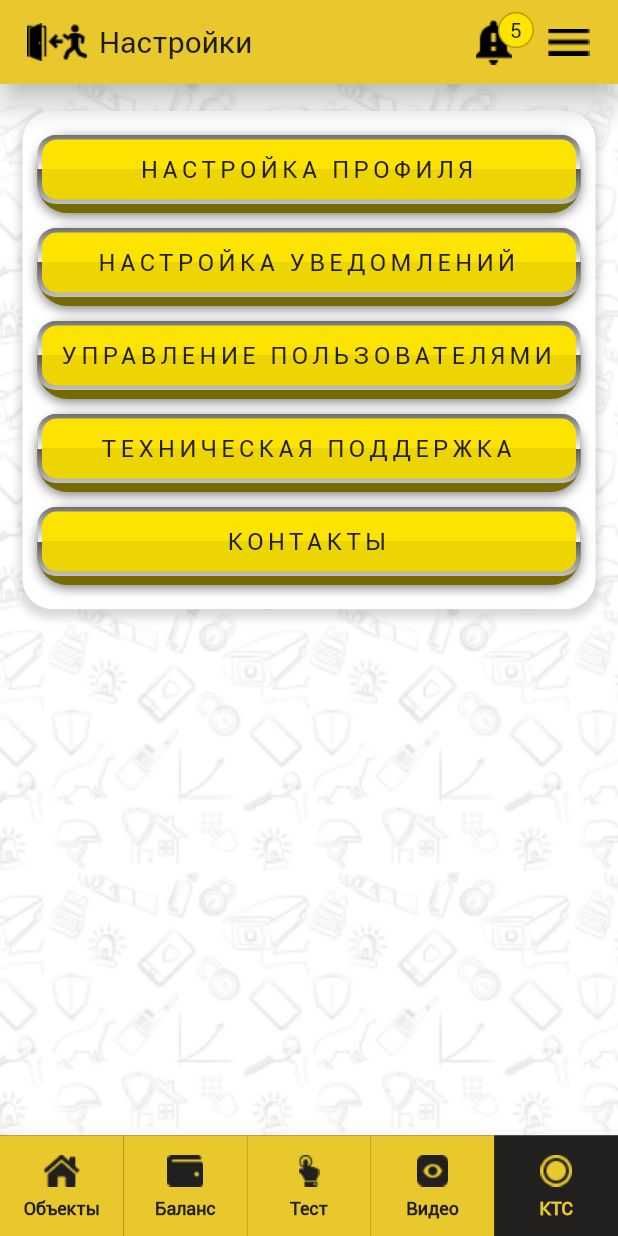
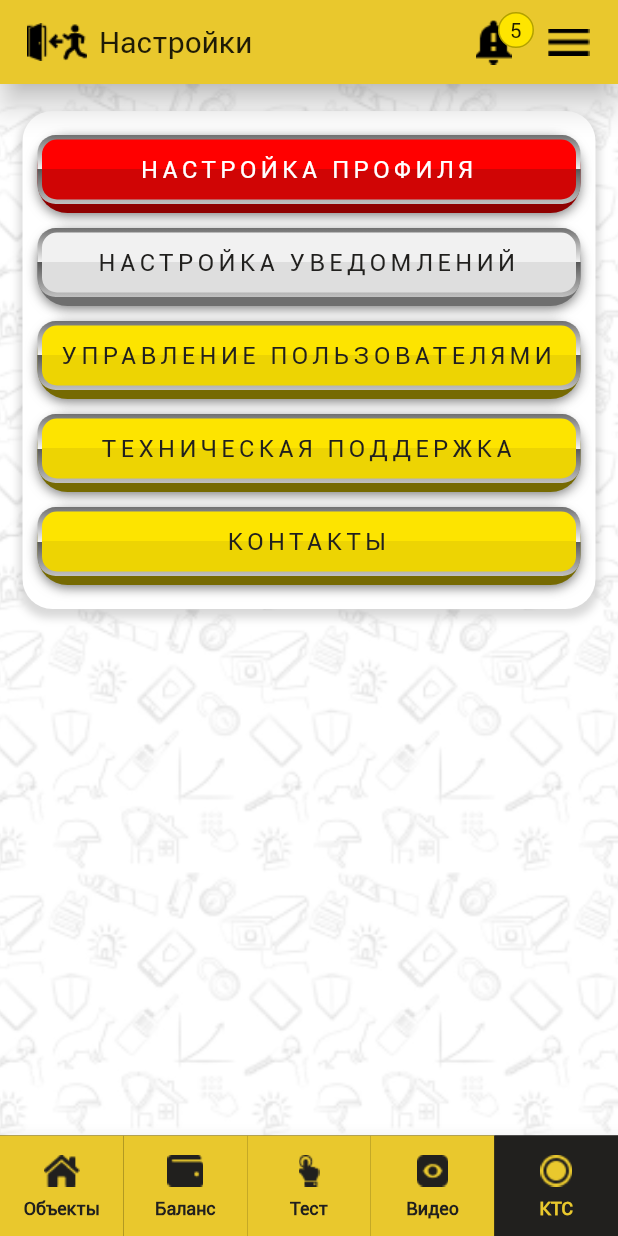
Before and after one commit to Medvedoc/TitanLK, a Flutter app: the screen it shows after launch, after a tap on "М1", on a phone screen of 412 x 824 dp. Run offline on Flutter 3.47's test engine with Material 2 defaults, Android fonts, the phone set to English and light mode, and no system bars; our stand-ins replace flutter_bloc, flutter_multi_formatter, flutter_switch, font_awesome_flutter, image_cropper, image_picker; missing offline and left inert: flutter_picker, flutter_shine, icon_shadow; statements that could not run were skipped.

Commit message:
TitanButton Color

```diff
--- a/lib/widgets/settingsFull.dart
+++ b/lib/widgets/settingsFull.dart
@@ -25,12 +25,14 @@ class _TitanSettingsFullState extends State<TitanSettingsFull> {
           headButton: "НАСТРОЙКА ПРОФИЛЯ",
           //pressTap: () => pressSave(),
           controlStyle: TitanControlStyle(),
+          type:'red'
         ),
         SizedBox(height: 10.0),
         TitanButton(
           headButton: "НАСТРОЙКА УВЕДОМЛЕНИЙ",
           //pressTap: () => pressSave(),
           controlStyle: TitanControlStyle(),
+          type: 'gray'
         ),
         SizedBox(height: 10.0),
         TitanButton(
```
